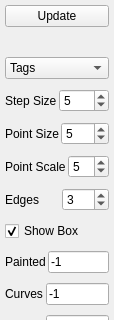
Above: tools/paint-graphcut/viewermenu.ui from nci/drishti before the change; both pictures show x 0 to 114 and y 0 to 320 of the 114 by 630 pixel window. Below: the same form after it.
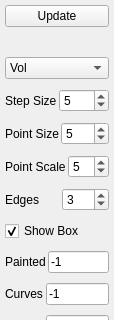
That is the form after the change.

```diff
--- a/tools/paint-graphcut/viewermenu.ui
+++ b/tools/paint-graphcut/viewermenu.ui
@@ -74,7 +74,7 @@
      </property>
      <item>
       <property name="text">
-       <string>Tags</string>
+       <string>Vol</string>
       </property>
      </item>
      <item>
```
Left out of the diff: 2 changed lines with no effect on the pictures.
